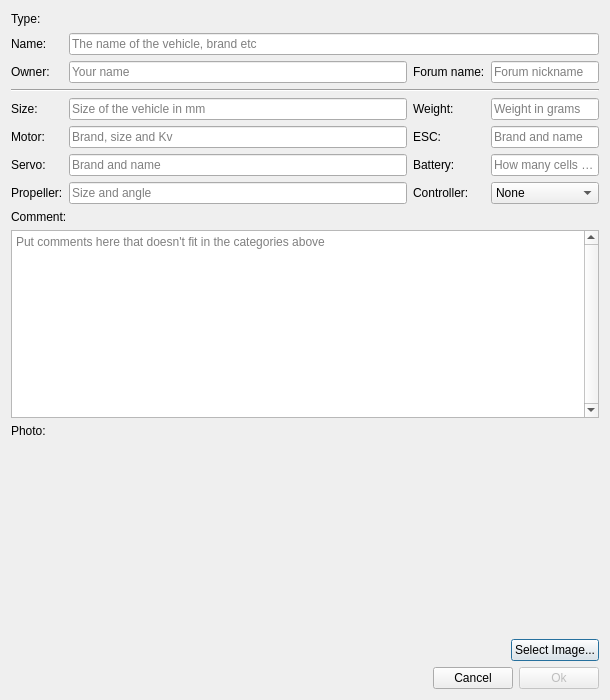
The window that ground/openpilotgcs/src/plugins/setupwizard/vehicletemplateexportdialog.ui (openpilot/OpenPilot) describes before a commit, drawn with Qt 5.
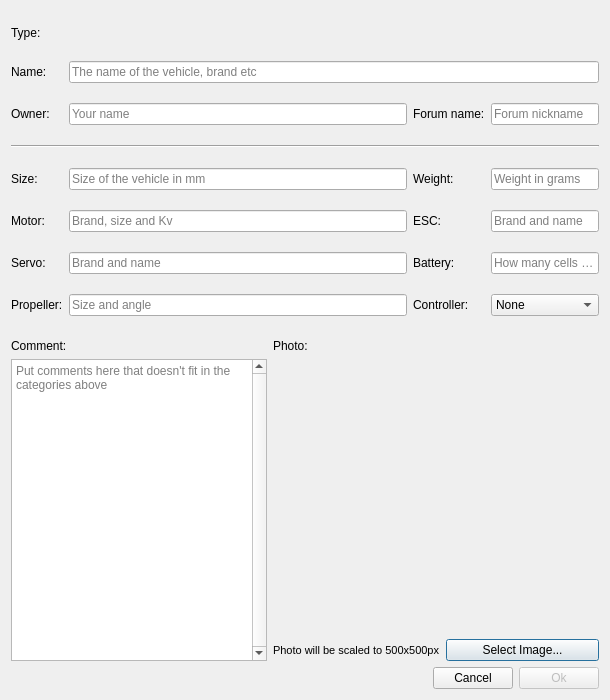
The same window after the commit.

The edit to the form file:
```diff
--- a/ground/openpilotgcs/src/plugins/setupwizard/vehicletemplateexportdialog.ui
+++ b/ground/openpilotgcs/src/plugins/setupwizard/vehicletemplateexportdialog.ui
@@ -301,6 +301,27 @@
     </widget>
    </item>
    <item>
+    <widget class="QFrame" name="frame_6">
+     <property name="frameShape">
+      <enum>QFrame::NoFrame</enum>
+     </property>
+     <property name="frameShadow">
+      <enum>QFrame::Raised</enum>
+     </property>
+     <layout class="QHBoxLayout" name="horizontalLayout_2">
+      <property name="leftMargin">
+       <number>0</number>
+      </property>
+      <property name="topMargin">
+       <number>0</number>
+      </property>
+      <property name="rightMargin">
+       <number>0</number>
+      </property>
+      <property name="bottomMargin">
+       <number>0</number>
+      </property>
+      <item>
     <widget class="QFrame" name="frame_3">
      <property name="frameShape">
       <enum>QFrame::NoFrame</enum>
@@ -321,7 +342,7 @@
       <property name="bottomMargin">
        <number>0</number>
       </property>
-      <item>
+         <item alignment="Qt::AlignTop">
        <widget class="QLabel" name="label_13">
         <property name="text">
          <string>Comment:</string>
@@ -331,7 +352,7 @@
       <item>
        <widget class="QTextEdit" name="Comment">
         <property name="sizePolicy">
-         <sizepolicy hsizetype="Preferred" vsizetype="Preferred">
+            <sizepolicy hsizetype="Preferred" vsizetype="MinimumExpanding">
           <horstretch>0</horstretch>
           <verstretch>0</verstretch>
          </sizepolicy>
@@ -380,12 +401,21 @@
       </item>
       <item>
        <widget class="QGraphicsView" name="Photo">
+           <property name="sizePolicy">
+            <sizepolicy hsizetype="Expanding" vsizetype="MinimumExpanding">
+             <horstretch>0</horstretch>
+             <verstretch>0</verstretch>
+            </sizepolicy>
+           </property>
         <property name="styleSheet">
          <string notr="true">background-color: rgba(254, 254, 254, 0);</string>
         </property>
         <property name="frameShape">
          <enum>QFrame::NoFrame</enum>
         </property>
+           <property name="frameShadow">
+            <enum>QFrame::Sunken</enum>
+           </property>
         <property name="backgroundBrush">
          <brush brushstyle="NoBrush">
           <color alpha="255">
@@ -403,7 +433,40 @@
         </property>
        </widget>
       </item>
-      <item alignment="Qt::AlignRight">
+         <item>
+          <widget class="QFrame" name="frame_7">
+           <property name="frameShape">
+            <enum>QFrame::NoFrame</enum>
+           </property>
+           <property name="frameShadow">
+            <enum>QFrame::Raised</enum>
+           </property>
+           <layout class="QHBoxLayout" name="horizontalLayout_3">
+            <property name="leftMargin">
+             <number>0</number>
+            </property>
+            <property name="topMargin">
+             <number>0</number>
+            </property>
+            <property name="rightMargin">
+             <number>0</number>
+            </property>
+            <property name="bottomMargin">
+             <number>0</number>
+            </property>
+            <item>
+             <widget class="QLabel" name="label_15">
+              <property name="font">
+               <font>
+                <pointsize>8</pointsize>
+               </font>
+              </property>
+              <property name="text">
+               <string>Photo will be scaled to 500x500px</string>
+              </property>
+             </widget>
+            </item>
+            <item>
        <widget class="QPushButton" name="ImportButton">
         <property name="text">
          <string>Select Image...</string>
@@ -411,6 +474,14 @@
        </widget>
       </item>
      </layout>
+          </widget>
+         </item>
+        </layout>
+       </widget>
+      </item>
+     </layout>
+     <zorder>frame_4</zorder>
+     <zorder>frame_3</zorder>
     </widget>
    </item>
    <item>
```
Lines whose indentation alone changed are shown as unchanged.
